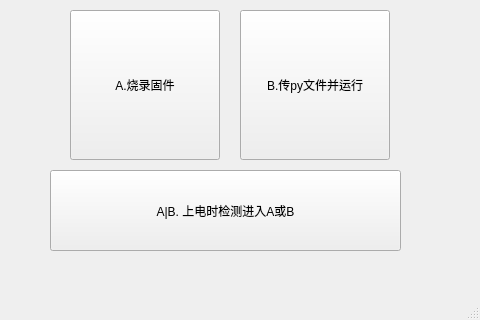
Above: ui_choose.ui from sc-bin/esp32-burner before the change. Below: the same form after it.
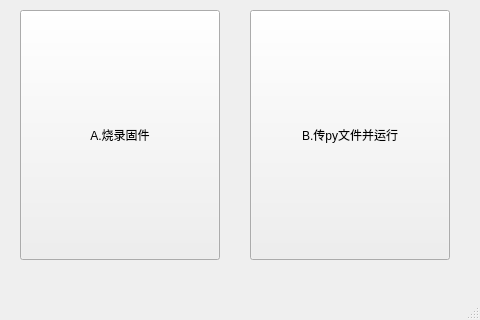
That is the form after the change.

Commit message: 删除选择界面的功能3

```diff
--- a/ui_choose.ui
+++ b/ui_choose.ui
@@ -17,10 +17,10 @@
    <widget class="QPushButton" name="pushButton_mode_1">
     <property name="geometry">
      <rect>
-      <x>70</x>
+      <x>20</x>
       <y>10</y>
-      <width>150</width>
-      <height>150</height>
+      <width>200</width>
+      <height>250</height>
      </rect>
     </property>
     <property name="text">
@@ -30,29 +30,16 @@
    <widget class="QPushButton" name="pushButton_mode_2">
     <property name="geometry">
      <rect>
-      <x>240</x>
+      <x>250</x>
       <y>10</y>
-      <width>150</width>
-      <height>150</height>
+      <width>200</width>
+      <height>250</height>
      </rect>
     </property>
     <property name="text">
      <string>B.传py文件并运行</string>
     </property>
    </widget>
-   <widget class="QPushButton" name="pushButton_mode_3">
-    <property name="geometry">
-     <rect>
-      <x>50</x>
-      <y>170</y>
-      <width>351</width>
-      <height>81</height>
-     </rect>
-    </property>
-    <property name="text">
-     <string>A|B. 上电时检测进入A或B</string>
-    </property>
-   </widget>
   </widget>
   <widget class="QMenuBar" name="menubar">
    <property name="geometry">
```
The commit also changes 2 other files.
